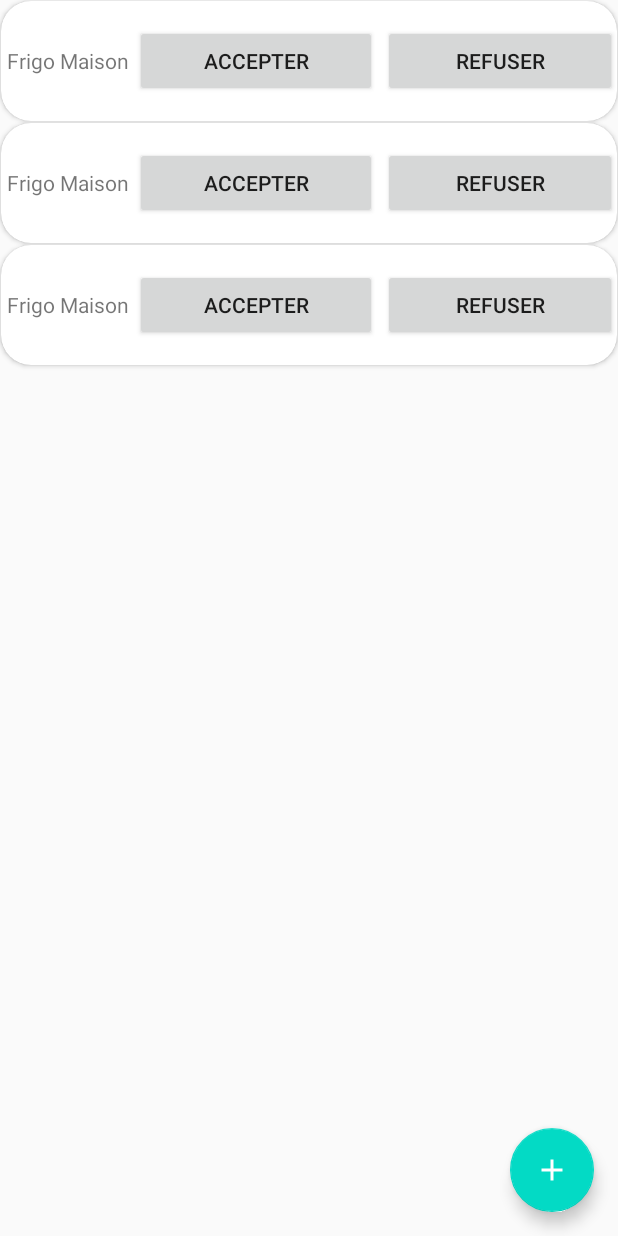
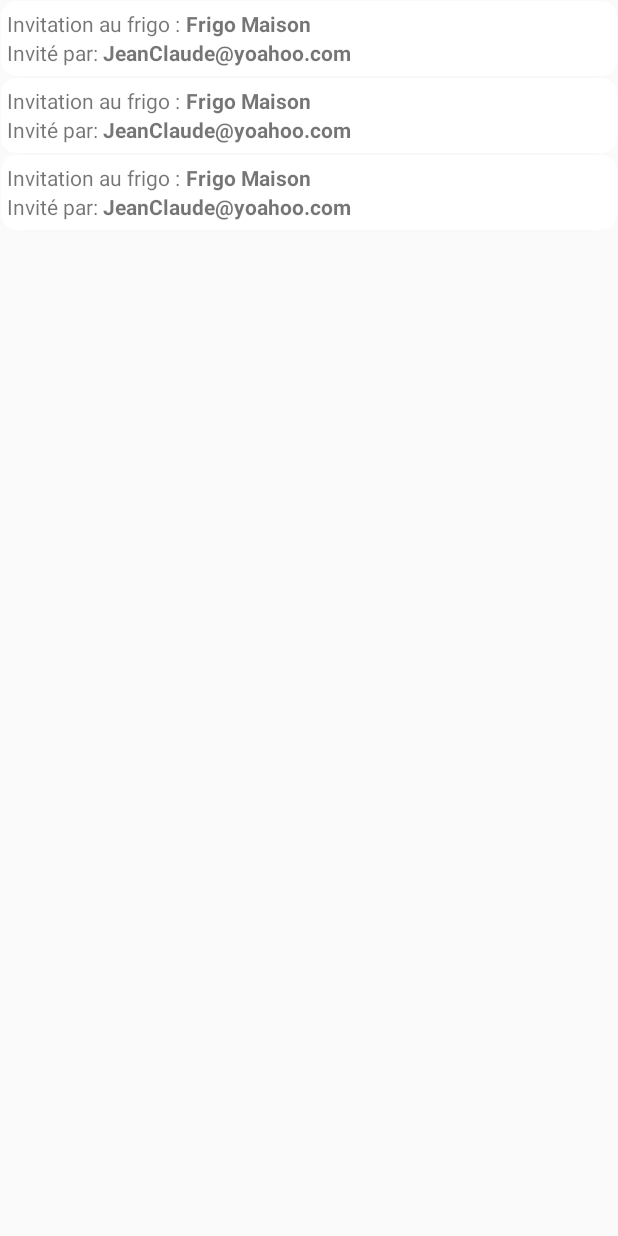
Before and after one commit to CVhp/Foodlog, an Android app: the layout fragment_invitation.xml on its own in the app's theme, with its tools: preview values and no code run, on a phone screen of 412 x 824 dp. Run offline under Robolectric (Android 15) with nearby library versions, the phone set to English and light mode, and no system bars.

Commit message:
modification layout

```diff
--- a/app/src/main/java/fr/epf/foodlog/ui/ListProduct/ListProductFragment.kt
+++ b/app/src/main/java/fr/epf/foodlog/ui/ListProduct/ListProductFragment.kt
@@ -207,6 +207,10 @@ class ListProductFragment : Fragment(), ProductInterface {
                 Navigation.findNavController(requireView()).navigate(R.id.navigate_to_recette_fragment, bundle);
                 true
             }
+            R.id.action_invitation->{
+                val target =ListProductFragmentDirections.actionNavListproductToNavInvitationCreate()
+                Navigation.findNavController(requireView()).navigate(target)
+            }
             else -> true
         }
         return super.onOptionsItemSelected(item)
--- a/app/src/main/java/fr/epf/foodlog/ui/service/ProductService.kt
+++ b/app/src/main/java/fr/epf/foodlog/ui/service/ProductService.kt
@@ -117,7 +117,9 @@ data class GetInvitation(
 )
 
 data class Invitations(
-    val id_fridge: Int,
+    val fridge: String,
+    val owner:String,
     val token_invitation: String,
     val profile: Int
+
 )
--- a/app/src/main/res/layout/fragment_invitation.xml
+++ b/app/src/main/res/layout/fragment_invitation.xml
@@ -21,13 +21,4 @@
 
     </RelativeLayout>
 
-    <com.google.android.material.floatingactionbutton.FloatingActionButton
-        android:id="@+id/fab_invitation"
-        android:layout_width="wrap_content"
-        android:layout_height="wrap_content"
-        android:layout_gravity="end|bottom"
-        android:src="@drawable/ic_addproduct"
-        android:layout_margin="16dp"
-        android:tint="@android:color/white"/>
-
 </FrameLayout>
--- a/app/src/main/res/layout/invitation_view.xml
+++ b/app/src/main/res/layout/invitation_view.xml
@@ -3,15 +3,27 @@
     xmlns:app="http://schemas.android.com/apk/res-auto"
     android:layout_margin="0.1dp"
     android:layout_width="match_parent"
-    android:layout_height="80dp"
-    app:cardCornerRadius="20dp"
+    android:layout_height="50dp"
+    app:cardCornerRadius="10dp"
+    android:paddingTop="10dp"
     >
 
     <LinearLayout
         android:id="@+id/linear_invitation"
         android:layout_width="match_parent"
         android:layout_height="match_parent"
-        android:gravity="center">
+        android:orientation="vertical"
+        android:gravity="center_vertical"
+       >
+        <LinearLayout
+            android:layout_width="match_parent"
+            android:layout_height="wrap_content"
+            android:orientation="horizontal">
+<TextView
+    android:layout_width="wrap_content"
+    android:layout_height="wrap_content"
+    android:text="Invitation au frigo :"
+    android:paddingLeft="4dp"/>
 
         <TextView
             android:id="@+id/text_invitation"
@@ -19,23 +31,26 @@
             android:layout_height="wrap_content"
             android:layout_gravity="center"
             android:layout_marginLeft="4dp"
-            tools:text="Frigo Maison" />
+            tools:text="Frigo Maison"
+            android:textStyle="bold"/>
+        </LinearLayout>
 
-        <Button
-            android:id="@+id/invitation_accept"
-            android:layout_width="wrap_content"
-            android:layout_height="wrap_content"
-            android:layout_weight="1"
-            android:layout_marginLeft="4dp"
-            android:text="@string/invitation_accept" />
+        <LinearLayout
+            android:layout_width="match_parent"
+            android:layout_height="wrap_content">
+            <TextView
+                android:layout_width="wrap_content"
+                android:layout_height="wrap_content"
+                android:text="Invité par: "
+                android:paddingLeft="4dp"/>
 
-        <Button
-            android:id="@+id/invitation_decline"
-            android:layout_width="wrap_content"
-            android:layout_height="wrap_content"
-            android:layout_weight="1"
-            android:layout_marginLeft="4dp"
-            android:text="@string/invitation_decline" />
+            <TextView
+                android:layout_width="wrap_content"
+                android:layout_height="wrap_content"
+                android:id="@+id/tv_invitation_sender"
+                android:text="JeanClaude@yoahoo.com"
+                android:textStyle="bold"/>
+        </LinearLayout>
 
 
     </LinearLayout>
--- a/app/src/main/res/menu/main.xml
+++ b/app/src/main/res/menu/main.xml
@@ -1,11 +1,17 @@
 <?xml version="1.0" encoding="utf-8"?>
 <menu xmlns:android="http://schemas.android.com/apk/res/android"
     xmlns:app="http://schemas.android.com/apk/res-auto">
+
 
     <item
         android:id="@+id/action_recette"
         android:icon="@drawable/ic_search_black_24dp"
         android:title="Recette"
+        app:showAsAction="ifRoom" />
+    <item
+        android:id="@+id/action_invitation"
+        android:icon="@android:drawable/ic_dialog_email"
+        android:title="Invitation"
         app:showAsAction="ifRoom" />
     <item
         android:id="@+id/action_settings"
--- a/app/src/main/res/values/strings.xml
+++ b/app/src/main/res/values/strings.xml
@@ -34,10 +34,12 @@
         <item>POISSON</item>
         <item>BOISSON</item>
     </string-array>
+
     <string-array name="level_invitation_array">
-        <item>1</item>
-        <item>4</item>
+        <item>Invité</item>
+        <item>Membre</item>
     </string-array>
+
     <string-array name="unite_array">
         <item>grammes</item>
         <item>portions</item>
```
Also changed, not shown: app/src/main/java/fr/epf/foodlog/ui/invitation/InvitationCreateFragment.kt (+7 -4 lines), app/src/main/java/fr/epf/foodlog/ui/invitation/InvitationDetails.kt (added, +77 -0 lines), app/src/main/java/fr/epf/foodlog/ui/invitation/InvitationFragment.kt (+12 -10 lines), app/src/main/java/fr/epf/foodlog/ui/invitation/InvitationFragmentAdapter.kt (+12 -4 lines), app/src/main/java/fr/epf/foodlog/ui/service/ActivityUtils.kt (+16 -0 lines), app/src/main/res/layout/fragment_invitation_create.xml (+12 -0 lines), app/src/main/res/layout/fragment_invitation_details.xml (added, +78 -0 lines), app/src/main/res/navigation/mobile_navigation.xml (+31 -7 lines).
